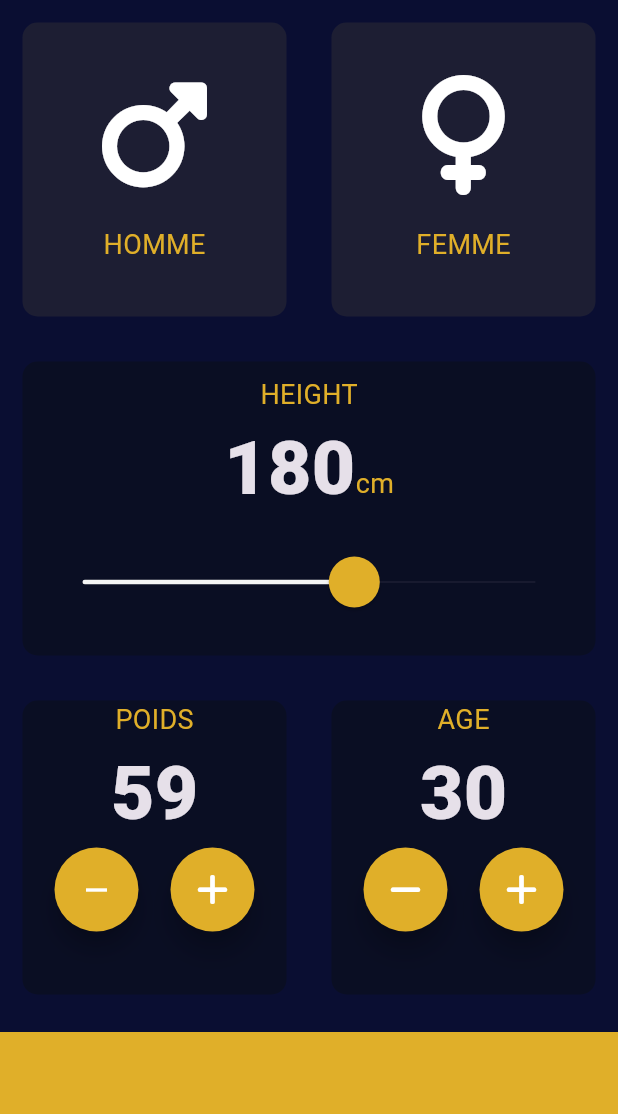
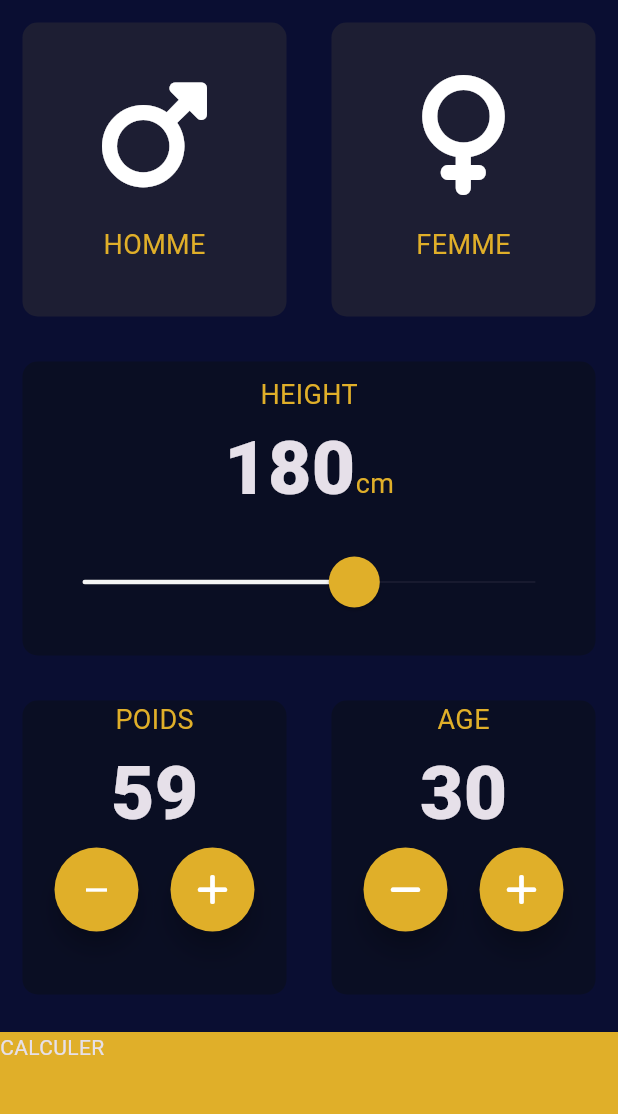
Before and after one commit to Aleks512/IMC-calculator-Flutter, a Flutter app: the screen it shows after launch, after a tap on the "remove" icon, on a phone screen of 412 x 824 dp, the part 84-1198 px from its top. Run offline on Flutter 3.47's test engine with Material 3 defaults, Android fonts, the phone set to English and light mode, and no system bars; our stand-ins replace font_awesome_flutter.

Commit message:
wrap container into GestureDetector

```diff
--- a/lib/input_page.dart
+++ b/lib/input_page.dart
@@ -1,4 +1,5 @@
 import 'package:flutter/material.dart';
+import 'package:flutter/widgets.dart';
 import 'package:font_awesome_flutter/font_awesome_flutter.dart';
 import 'custom_col_content.dart';
 import 'reusable_cart.dart';
@@ -197,11 +198,17 @@ class _InputPageState extends State<InputPage> {
               ],
             ),
           ),
-          Container(
-            color: kBottomContainerColor,
-            margin: const EdgeInsets.only(top: 10.0),
-            width: double.infinity,
-            height: kBottomContainerHeight,
+          GestureDetector(
+            onTap: () {
+
+            },
+            child: Container(
+              child: Text('CALCULER'),
+              color: kBottomContainerColor,
+              margin: const EdgeInsets.only(top: 10.0),
+              width: double.infinity,
+              height: kBottomContainerHeight,
+            ),
           )
         ],
       ),
```
